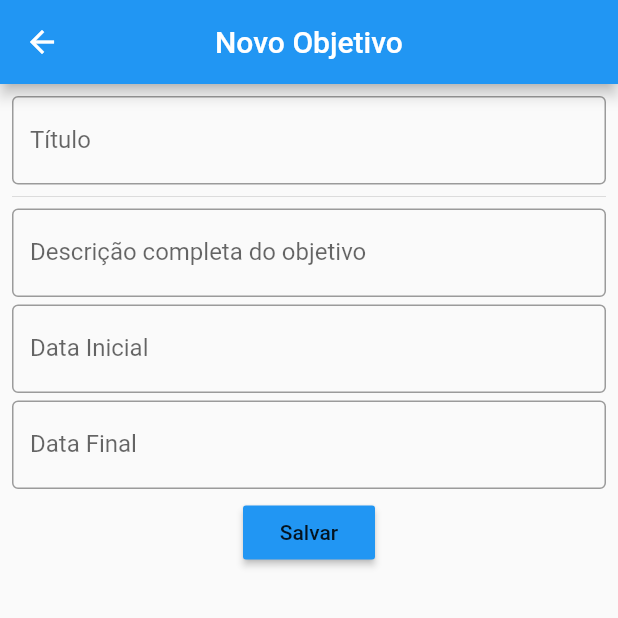
After one commit to ronaldmaymone/social_goal, a Flutter app: the GoalPage screen opened directly, after a tap on the "add" icon, on a phone screen of 412 x 824 dp, the top half of it. The commit adds this screen. Run offline on Flutter 3.47's test engine with Material 2 defaults, Android fonts, the phone set to English and light mode, and no system bars; drawn by our look-alikes of datetime_picker_formfield; our stand-ins replace cloud_firestore, firebase_auth, firebase_storage, image_picker, splashscreen; accounts and stored records are empty.

Commit message:
casa arrumada

```diff
--- /dev/null
+++ b/lib/goal.dart
@@ -0,0 +1,17 @@
+import 'package:cloud_firestore/cloud_firestore.dart';
+
+abstract class BaseGoal{
+  String get title;
+  String get creator;
+  String get tag;
+  String get description;
+}
+
+class Goal implements BaseGoal{
+  DocumentSnapshot goal;
+
+  String get title => goal["title"];
+  String get creator => goal["creator"];
+  String get tag => goal["tag"];
+  String get description => goal["description"];
+}
--- a/lib/pages/goalpage.dart
+++ b/lib/pages/goalpage.dart
@@ -1,13 +1,50 @@
 import 'package:flutter/material.dart';
+import 'package:social_goal/pages/newgoalpage.dart';
 
 class GoalPage extends StatefulWidget {
+
   @override
   _GoalPageState createState() => _GoalPageState();
 }
 
 class _GoalPageState extends State<GoalPage> {
+  List<Widget> goalList;
+  @override
+  initState(){
+    if (goalList == null) goalList = List();
+    debugPrint("Inside init state and len = "+ goalList.length.toString());
+    super.initState();
+  }
+
+  _updateList(List<Widget> _goalList) {
+    setState(() {
+      debugPrint("len of goal list from new = " + _goalList.length.toString());
+      goalList = _goalList;
+      debugPrint("Len after updating list = "+goalList.length.toString());
+    });
+  }
+
   @override
   Widget build(BuildContext context) {
-    return Center(child: Text("Goal page will be here"),);
+    //debugPrint(widget.goalList.length.toString());
+    return Scaffold(
+      body: Padding(
+        padding: const EdgeInsets.all(8.0),
+        child: goalList.length == 0 ? Center(child: Text("Você não possui Objetivos criados")) : ListView.builder(
+            itemCount: goalList.length,
+            itemBuilder: (BuildContext context, int index){
+              return goalList[index];}    //HERE WILL BE SHOWN THE GOAL LIST
+        ),
+      ),
+      floatingActionButton: FloatingActionButton(
+          child: Icon(Icons.add),
+          onPressed: (){
+            Navigator.push(
+              context,
+              MaterialPageRoute(builder: (context) => NewGoalPage(notifyUpdate: _updateList
+                , goalList: goalList,)),
+            );
+          }),
+    );
   }
 }
--- /dev/null
+++ b/lib/pages/newgoalpage.dart
@@ -0,0 +1,138 @@
+
+import 'package:flutter/material.dart';
+import 'package:intl/intl.dart';
+import 'package:datetime_picker_formfield/datetime_picker_formfield.dart';
+
+class NewGoalPage extends StatefulWidget {
+  final ValueChanged<List<Widget>> notifyUpdate;
+  final List<Widget> goalList;
+
+  const NewGoalPage({Key key, this.notifyUpdate, this.goalList}) : super(key: key);
+
+
+  @override
+  _NewGoalPageState createState() => _NewGoalPageState();
+}
+
+class _NewGoalPageState extends State<NewGoalPage> {
+  TextEditingController _labelController = TextEditingController();
+  TextEditingController _descriptionController = TextEditingController();
+  String _label;
+  String _description;
+
+  _saveLabelAndDesc() async{
+    _label = _labelController.text;
+    debugPrint(_label);
+    _description = _descriptionController.text;
+    debugPrint(_description);
+    widget.goalList.add(_goalWidget(_label, _description));
+    debugPrint("Len inside new goal = "+widget.goalList.length.toString());
+    widget.notifyUpdate(widget.goalList);
+  }
+
+  @override
+  Widget build(BuildContext context) {
+    return Scaffold(
+      appBar: AppBar(
+        centerTitle: true
+        ,title: Text("Novo Objetivo"),),
+      body: Padding(
+        padding: const EdgeInsets.all(8.0),
+        child: ListView(
+          children: <Widget>[
+            TextFormField(
+              maxLines: null,
+              decoration: InputDecoration(
+                  labelText: "Título",
+                  border: OutlineInputBorder()),
+              controller: _labelController,
+            ),
+            Divider(),
+            TextFormField(
+              maxLines: null,
+              decoration: InputDecoration(
+                  border: OutlineInputBorder(),
+                  labelText: "Descrição completa do objetivo"),
+              controller: _descriptionController,
+            ),
+
+            SizedBox(height: 5.0,),
+            _datePicker(context),
+            SizedBox(height: 5.0,),
+            Row(
+              mainAxisAlignment: MainAxisAlignment.center,
+              children: <Widget>[
+                RaisedButton(
+                    color: Colors.blue,
+                    child: Text("Salvar"),
+                    onPressed:() async {
+                      await _saveLabelAndDesc();
+                      Navigator.pop(context);
+                    }
+                ),
+              ],
+            )
+          ],
+        ),
+      ),
+    );
+  }
+}
+
+Widget _goalWidget(String label, String desc){
+  return Card(
+    shape: RoundedRectangleBorder(borderRadius: BorderRadius.all(Radius.circular(10.0))),
+    child: Column(
+      children: <Widget>[
+        Image.asset("assets/images/sucess_image.jpg"),
+        Padding(
+          padding: const EdgeInsets.all(8.0),
+          child: Column(
+            crossAxisAlignment: CrossAxisAlignment.start,
+            children: <Widget>[
+              Text(label,style: TextStyle(fontWeight: FontWeight.bold, fontSize: 18.0)),   //TEXT LABEL FROM CONTROLLER ABOVE
+              Divider(),
+              Text(desc)  // TEXT DESCRIPTION FROM ABOVE
+            ],
+          ),
+        )
+      ],
+    ),
+  );
+}
+
+Widget _datePicker(BuildContext context){
+  DateField _initialDate = DateField("Data Inicial");
+  DateField _finalDate = DateField("Data Final");
+  return Column(
+    mainAxisAlignment: MainAxisAlignment.start,
+    children: <Widget>[
+      _initialDate,
+      SizedBox(height: 5.0,),
+      _finalDate
+    ],
+  );
+}
+
+class DateField extends StatelessWidget {
+  String title;
+
+  DateField(this.title);
+  final format = DateFormat("yyyy-MM-dd");
+  @override
+  Widget build(BuildContext context) {
+    return DateTimeField(
+      decoration: InputDecoration(
+          border: OutlineInputBorder(),
+          labelText: title),
+      format: format,
+      onShowPicker: (context, currentValue) {
+        return showDatePicker(
+            context: context,
+            firstDate: DateTime(1900),
+            initialDate: currentValue ?? DateTime.now(),
+            lastDate: DateTime(2100));
+      },
+    );
+  }
+}
--- a/pubspec.yaml
+++ b/pubspec.yaml
@@ -30,6 +30,7 @@ dependencies:
   firebase_auth: any
   firebase_core: ^0.4.0+9
   firebase_analytics: ^5.0.2
+  datetime_picker_formfield: ^0.4.3
 
 dev_dependencies:
   flutter_test:
```
Also changed, not shown: pubspec.lock.
